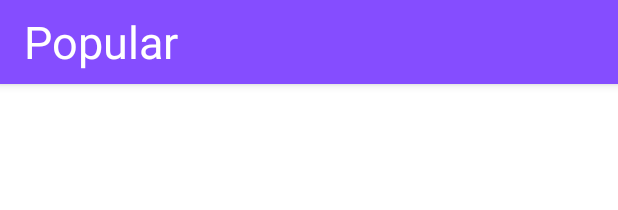
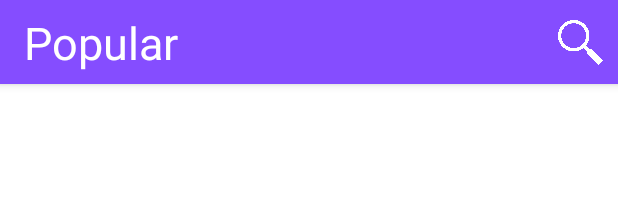
Before and after one commit to Ninotter/Movynov, an Android app: the layout popular_layout.xml on its own in the app's theme, with its tools: preview values and no code run, on a phone screen of 412 x 824 dp. Shown: the top 210 px of the screen. Run offline under Robolectric (Android 15) with nearby library versions, the phone set to English and light mode, and no system bars; network calls fail.

Commit message:
search icon in toolbar

```diff
--- a/app/src/main/res/layout/popular_layout.xml
+++ b/app/src/main/res/layout/popular_layout.xml
@@ -36,18 +36,34 @@
             app:layout_constraintEnd_toEndOf="parent"
             app:layout_constraintStart_toStartOf="parent"
             app:layout_constraintTop_toTopOf="parent">
+            <androidx.constraintlayout.widget.ConstraintLayout
+                android:layout_width="match_parent"
+                android:layout_height="match_parent">
+
 
             <TextView
                 android:layout_width="wrap_content"
                 android:layout_height="wrap_content"
                 android:text="Popular"
-                android:textSize="30dp" />
+                android:textSize="30dp"
+                app:layout_constraintStart_toStartOf="parent"
+                app:layout_constraintTop_toTopOf="parent"
+                app:layout_constraintBottom_toBottomOf="parent"
+                />
 
             <ImageView
                 android:id="@+id/popular_search_button"
                 android:layout_width="30dp"
                 android:layout_height="30dp"
-                android:src="@drawable/add_to_watchlist_button" />
+                app:layout_constraintEnd_toEndOf="parent"
+                app:layout_constraintTop_toTopOf="parent"
+                app:layout_constraintBottom_toBottomOf="parent"
+                android:layout_marginEnd="10dp"
+
+                android:src="@drawable/search_movie"
+                />
+            </androidx.constraintlayout.widget.ConstraintLayout>
+
         </androidx.appcompat.widget.Toolbar>
 
 
```
Also changed, not shown: app/src/main/res/drawable/search_movie.png (added).
